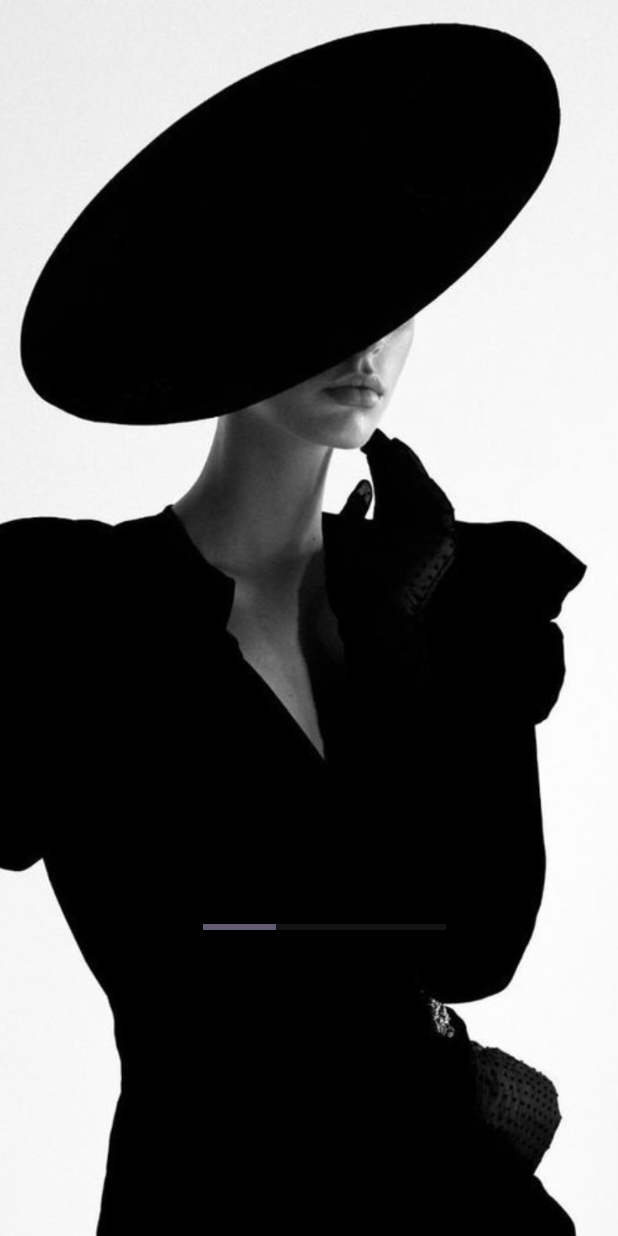
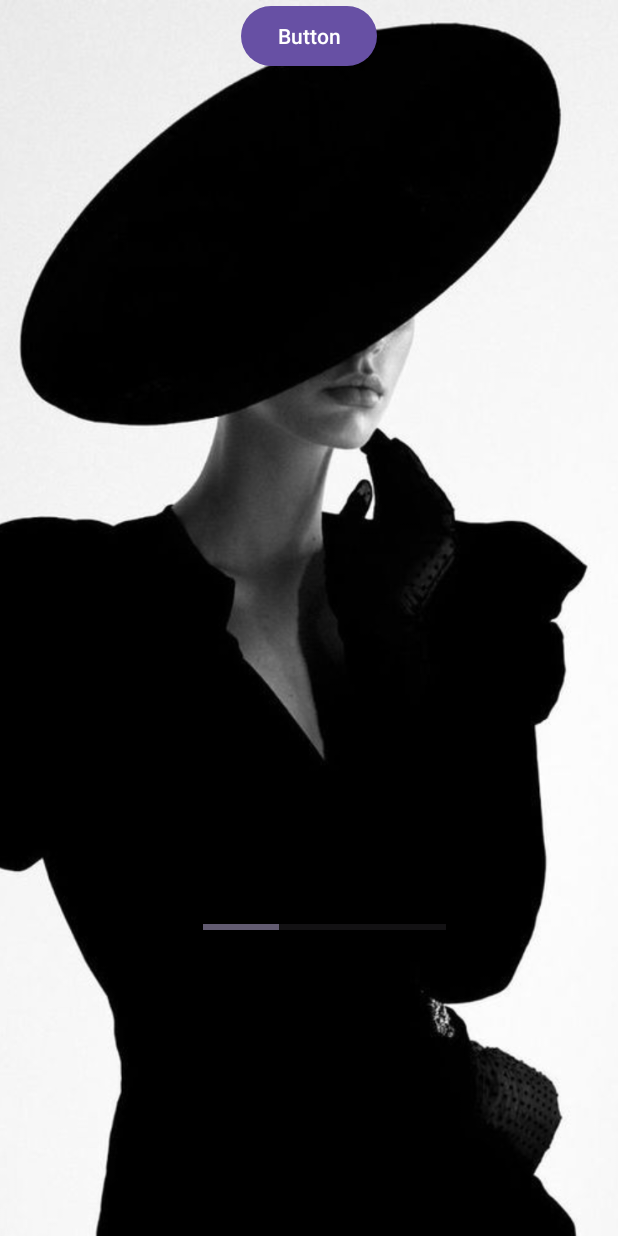
Before and after one commit to ahthog/LTDD_BanQuanAo, an Android app: the screen it shows after launch (MainActivity), on a phone screen of 412 x 824 dp. Run offline under Robolectric (Android 15) with nearby library versions, the light colour scheme and no system bars.

Commit message:
thu push

```diff
--- a/app/src/main/res/layout/activity_main.xml
+++ b/app/src/main/res/layout/activity_main.xml
@@ -14,8 +14,8 @@
         android:layout_height="match_parent"
         android:scaleType="centerCrop"
         android:src="@drawable/landing"
-        tools:layout_editor_absoluteX="16dp"
-        tools:layout_editor_absoluteY="-321dp" />
+        tools:layout_editor_absoluteX="0dp"
+        tools:layout_editor_absoluteY="-124dp" />
 
     <ProgressBar
         android:id="@+id/progressBarDeterminate"
@@ -32,5 +32,14 @@
         app:layout_constraintTop_toTopOf="parent"
         app:layout_constraintVertical_bias="0.76" />
 
+    <Button
+        android:id="@+id/button"
+        android:layout_width="wrap_content"
+        android:layout_height="wrap_content"
+        android:text="Button"
+        app:layout_constraintEnd_toEndOf="parent"
+        app:layout_constraintStart_toStartOf="parent"
+        app:layout_constraintTop_toTopOf="parent" />
+
 
 </androidx.constraintlayout.widget.ConstraintLayout>
```
Also changed, not shown: app/src/main/res/layout/bichngoc.xml (added, +16 -0 lines).
